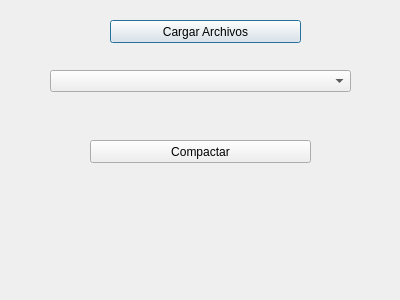
This is compactar.ui in Denisse23/ProyectoArchivos as Qt 5 draws it before an edit. The edited form follows.
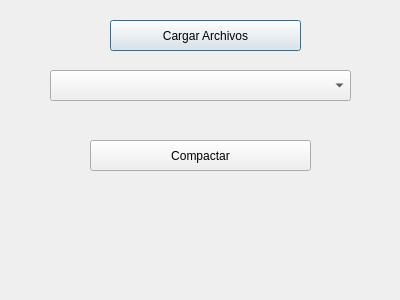
This is the edited form.

The edit to the form file:
```diff
--- a/compactar.ui
+++ b/compactar.ui
@@ -19,7 +19,7 @@
      <x>110</x>
      <y>20</y>
      <width>191</width>
-     <height>23</height>
+     <height>31</height>
     </rect>
    </property>
    <property name="text">
@@ -32,7 +32,7 @@
      <x>50</x>
      <y>70</y>
      <width>301</width>
-     <height>22</height>
+     <height>31</height>
     </rect>
    </property>
   </widget>
@@ -42,7 +42,7 @@
      <x>90</x>
      <y>140</y>
      <width>221</width>
-     <height>23</height>
+     <height>31</height>
     </rect>
    </property>
    <property name="text">
```
